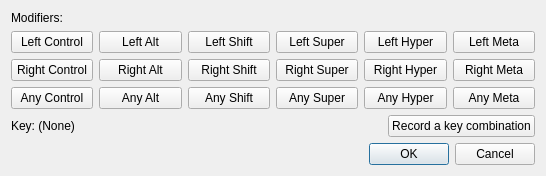
This is lib/autokey/qtui/resources/ui/hotkeysettings.ui in autokey/autokey as Qt 5 draws it before an edit. The edited form follows.
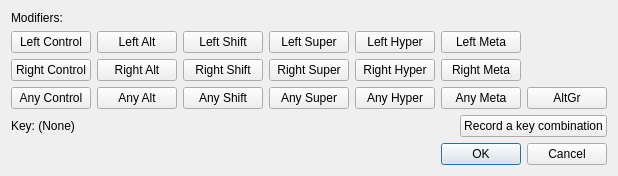
This is the edited form. Icons and pictures are not drawn.

Commit message:
Add an AltGr button to the Qt hotkey dialog
The GTK hotkey dialog has an AltGr button, but the Qt dialog had only
commented-out placeholders for it, so a hotkey using <alt_gr> could not
be displayed or set there, and saving one dropped the modifier.

Add the button and map it to Key.ALT_GR.

Diff of the .ui file:
```diff
--- a/lib/autokey/qtui/resources/ui/hotkeysettings.ui
+++ b/lib/autokey/qtui/resources/ui/hotkeysettings.ui
@@ -47,7 +47,7 @@
      </property>
     </widget>
    </item>
-   <item row="5" column="0" colspan="6">
+   <item row="5" column="0" colspan="7">
     <spacer name="verticalSpacer">
      <property name="orientation">
       <enum>Qt::Vertical</enum>
@@ -120,7 +120,7 @@
      </property>
     </widget>
    </item>
-   <item row="5" column="0" colspan="6">
+   <item row="5" column="0" colspan="7">
     <spacer name="verticalSpacer">
      <property name="orientation">
       <enum>Qt::Vertical</enum>
@@ -163,7 +163,7 @@
      </property>
     </widget>
    </item>
-   <item row="6" column="0" colspan="6">
+   <item row="6" column="0" colspan="7">
     <widget class="QDialogButtonBox" name="buttonBox">
      <property name="orientation">
       <enum>Qt::Horizontal</enum>
@@ -251,7 +251,17 @@
      </property>
     </widget>
    </item>
-   <item row="4" column="0" colspan="6">
+   <item row="3" column="6">
+    <widget class="QPushButton" name="mod_altgr_button">
+     <property name="text">
+      <string>AltGr</string>
+     </property>
+     <property name="checkable">
+      <bool>true</bool>
+     </property>
+    </widget>
+   </item>
+   <item row="4" column="0" colspan="7">
     <layout class="QHBoxLayout" name="horizontalLayout">
      <item>
       <widget class="QLabel" name="recorded_key_label">
@@ -279,7 +289,7 @@
      </item>
     </layout>
    </item>
-   <item row="0" column="0" colspan="6">
+   <item row="0" column="0" colspan="7">
     <widget class="QLabel" name="modsLabel">
      <property name="text">
       <string>Modifiers:</string>
```
The commit also changes 1 other file.
